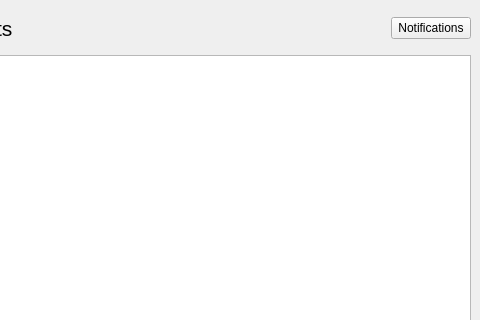
TURKEYSTAR/Bank, file uilistclient.ui: the form before one commit; both pictures show x 120 to 600 and y 0 to 320 of the 600 by 500 pixel window.
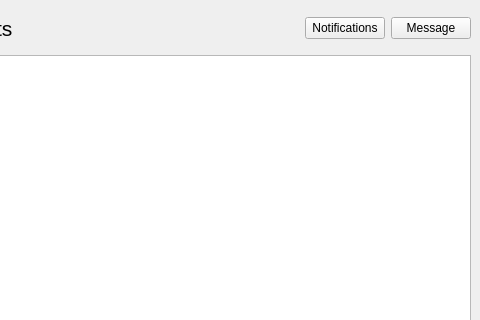
The form after the commit.

```diff
--- a/uilistclient.ui
+++ b/uilistclient.ui
@@ -68,6 +68,13 @@
        </property>
       </widget>
      </item>
+     <item>
+      <widget class="QPushButton" name="pushButtonMessage">
+       <property name="text">
+        <string>Message</string>
+       </property>
+      </widget>
+     </item>
     </layout>
    </widget>
    <widget class="QWidget" name="horizontalLayoutWidget_Tableview">
```
